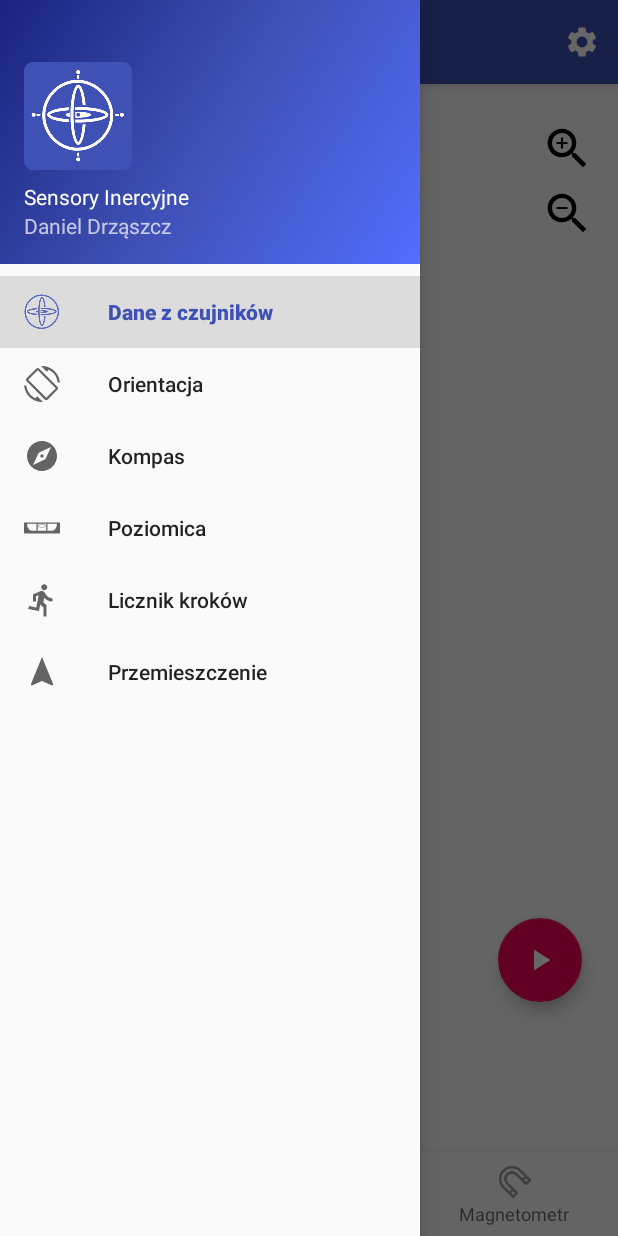
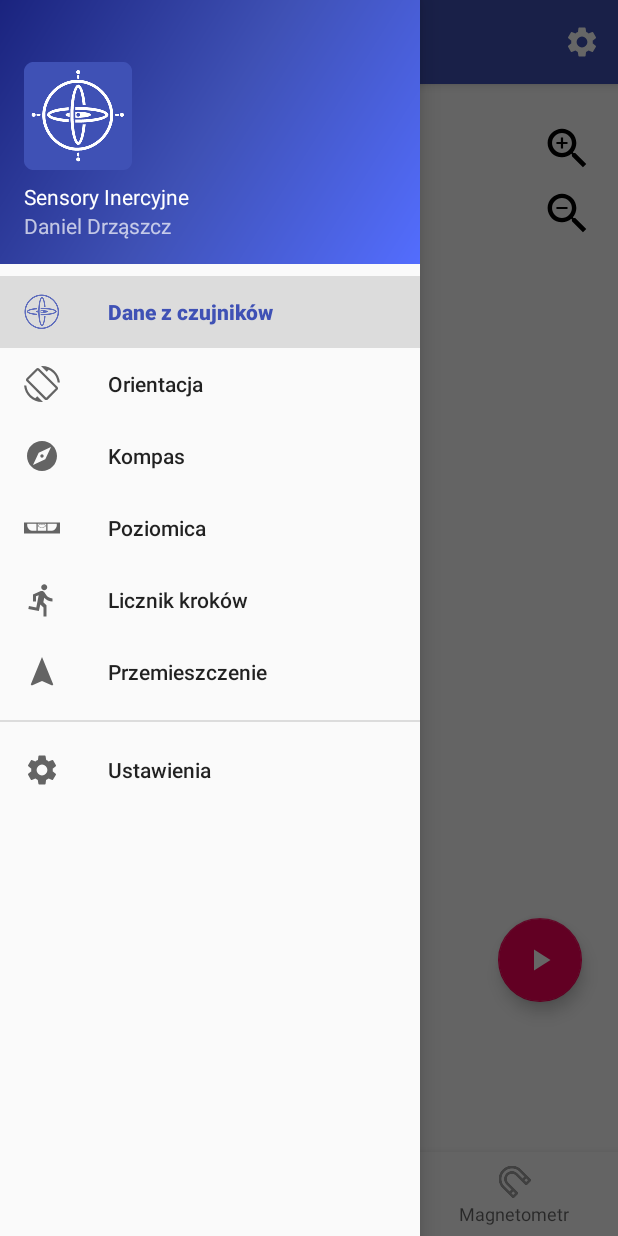
Before and after one commit to DanielDrzaszcz/Inertial-Sensors, an Android app: the screen it shows after launch (MainActivity), with the side drawer open, on a phone screen of 412 x 824 dp. Run offline under Robolectric (Android 15) with nearby library versions, the phone set to English and light mode, and no system bars; our stand-ins replace navigation-ui; libraries missing offline, so code that uses them is left out: com.dandrzas.inertialsensorslibrary, com.jjoe64.graphview; plain views replace GraphView; 80 statements that could not run were skipped.

Commit message:
added Settings to the navigation drawer menu

```diff
--- a/app/build.gradle
+++ b/app/build.gradle
@@ -8,7 +8,7 @@ android {
         minSdkVersion 24
         targetSdkVersion 29
         versionCode 2
-        versionName "4.4.0"
+        versionName "4.5.0"
         testInstrumentationRunner "androidx.test.runner.AndroidJUnitRunner"
     }
     buildTypes {
--- a/app/src/main/res/menu/activity_main_drawer.xml
+++ b/app/src/main/res/menu/activity_main_drawer.xml
@@ -31,7 +31,10 @@
     </group>
 
         <group android:id="@+id/nav_group2">
-
+            <item
+                android:id="@+id/nav_settings"
+                android:icon="@drawable/ic_settings_white_24dp"
+                android:title="@string/action_settings" />
         </group>
 
 </menu>
--- a/app/src/main/res/navigation/mobile_navigation.xml
+++ b/app/src/main/res/navigation/mobile_navigation.xml
@@ -41,4 +41,9 @@
         android:label="@string/menu_movement"
         tools:layout="@layout/fragment_movement_main" />
 
+    <activity
+        android:id="@+id/nav_settings"
+        android:name="com.dandrzas.inertialsensorslibrary.ui.SettingsActivity"
+        android:label="@string/action_settings"
+        tools:layout="@layout/settings_activity" />
 </navigation>
```
